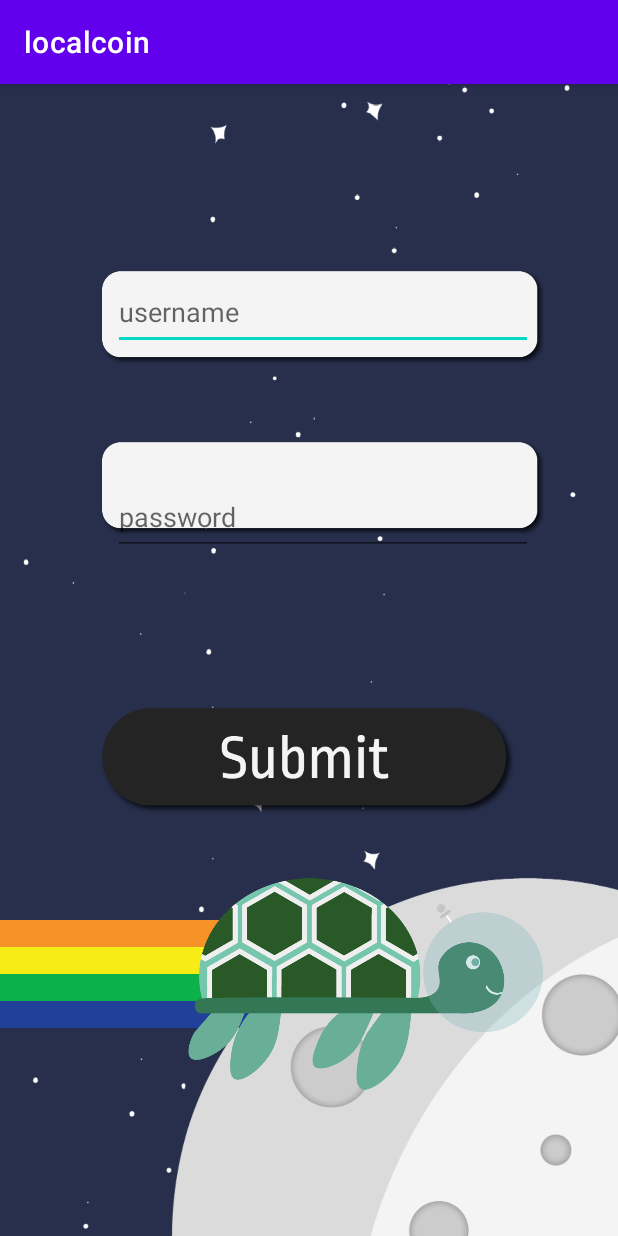
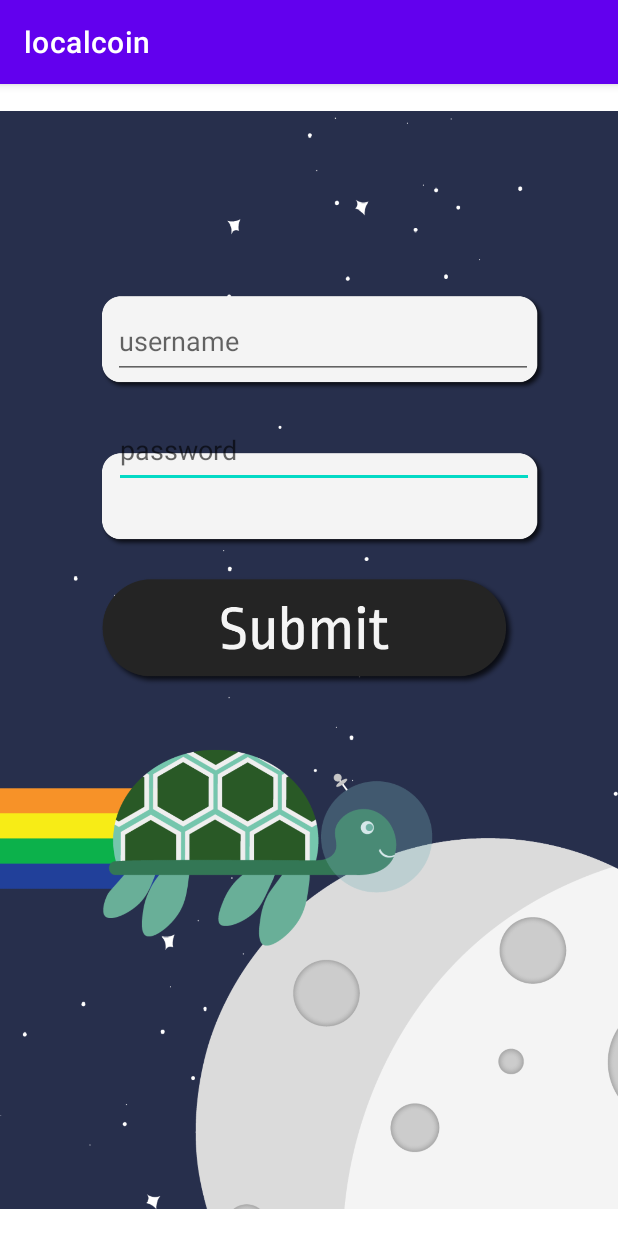
Before and after one commit to Ecnavda/localcoin, an Android app: the LoginActivity screen opened directly, with no data from a screen before it, on a phone screen of 412 x 824 dp. Run offline under Robolectric (Android 15) with nearby library versions, the phone set to English and light mode, and no system bars.

Commit message:
main and login done according to mock up

```diff
--- a/app/src/main/res/layout/activity_login.xml
+++ b/app/src/main/res/layout/activity_login.xml
@@ -8,8 +8,8 @@
 
     <ImageView
         android:id="@+id/imageView2"
-        android:layout_width="501dp"
-        android:layout_height="938dp"
+        android:layout_width="wrap_content"
+        android:layout_height="wrap_content"
         app:layout_constraintBottom_toBottomOf="parent"
         app:layout_constraintEnd_toEndOf="parent"
         app:layout_constraintStart_toStartOf="parent"
@@ -17,16 +17,30 @@
         app:srcCompat="@drawable/login_signin" />
 
     <ImageView
-        android:id="@+id/imageView9"
-        android:layout_width="362dp"
-        android:layout_height="200dp"
+        android:id="@+id/imageView6"
+        android:layout_width="300dp"
+        android:layout_height="110dp"
+        android:layout_marginBottom="436dp"
         app:layout_constraintBottom_toBottomOf="parent"
         app:layout_constraintEnd_toEndOf="parent"
-        app:layout_constraintHorizontal_bias="0.0"
+        app:layout_constraintHorizontal_bias="0.585"
         app:layout_constraintStart_toStartOf="parent"
+        app:srcCompat="@drawable/inputbox_shadow" />
+
+    <EditText
+        android:id="@+id/editTextTextPassword"
+        android:layout_width="280dp"
+        android:layout_height="50dp"
+        android:layout_marginTop="64dp"
+        android:layout_marginEnd="56dp"
+        android:ems="10"
+        android:hint="password"
+        android:inputType="textPassword"
+        app:layout_constraintBottom_toBottomOf="parent"
+        app:layout_constraintEnd_toEndOf="parent"
         app:layout_constraintTop_toTopOf="parent"
-        app:layout_constraintVertical_bias="0.88"
-        app:srcCompat="@drawable/spacefred" />
+        app:layout_constraintVertical_bias="0.238"
+        tools:ignore="SpeakableTextPresentCheck" />
 
     <ImageView
         android:id="@+id/imageView5"
@@ -37,7 +51,7 @@
         app:layout_constraintHorizontal_bias="0.585"
         app:layout_constraintStart_toStartOf="parent"
         app:layout_constraintTop_toTopOf="parent"
-        app:layout_constraintVertical_bias="0.153"
+        app:layout_constraintVertical_bias="0.178"
         app:srcCompat="@drawable/inputbox_shadow" />
 
     <EditText
@@ -52,37 +66,7 @@
         app:layout_constraintHorizontal_bias="0.572"
         app:layout_constraintStart_toStartOf="parent"
         app:layout_constraintTop_toTopOf="parent"
-        app:layout_constraintVertical_bias="0.177" />
-
-    <ImageView
-        android:id="@+id/imageView6"
-        android:layout_width="300dp"
-        android:layout_height="110dp"
-        android:layout_marginTop="265dp"
-        app:layout_constraintBottom_toBottomOf="parent"
-        app:layout_constraintEnd_toEndOf="parent"
-        app:layout_constraintHorizontal_bias="0.585"
-        app:layout_constraintStart_toStartOf="parent"
-        app:layout_constraintTop_toTopOf="@+id/imageView2"
-        app:layout_constraintVertical_bias="0.071"
-        app:srcCompat="@drawable/inputbox_shadow" />
-
-    <EditText
-        android:id="@+id/editTextTextPassword"
-        android:layout_width="280dp"
-        android:layout_height="50dp"
-        android:layout_marginStart="110dp"
-        android:layout_marginTop="64dp"
-        android:ems="10"
-        android:hint="password"
-        android:inputType="textPassword"
-        app:layout_constraintBottom_toBottomOf="parent"
-        app:layout_constraintEnd_toEndOf="parent"
-        app:layout_constraintHorizontal_bias="0.151"
-        app:layout_constraintStart_toStartOf="@+id/imageView2"
-        app:layout_constraintTop_toTopOf="parent"
-        app:layout_constraintVertical_bias="0.306"
-        tools:ignore="SpeakableTextPresentCheck" />
+        app:layout_constraintVertical_bias="0.204" />
 
     <ImageView
         android:id="@+id/confirmLoginButton"
@@ -93,7 +77,7 @@
         app:layout_constraintHorizontal_bias="0.496"
         app:layout_constraintStart_toStartOf="parent"
         app:layout_constraintTop_toTopOf="parent"
-        app:layout_constraintVertical_bias="0.599"
+        app:layout_constraintVertical_bias="0.472"
         app:srcCompat="@drawable/submit" />
 
 </androidx.constraintlayout.widget.ConstraintLayout>
```
Also changed, not shown: app/src/main/res/layout/activity_main.xml (+18 -19 lines), app/src/main/res/drawable/back.png (added), app/src/main/res/drawable/localcoin.png (added), app/src/main/res/drawable/login.png, app/src/main/res/drawable/login_signin.png, app/src/main/res/drawable/signup.png, app/src/main/res/drawable/spacefredreversed.png (added), app/src/main/res/drawable/submit.png.
